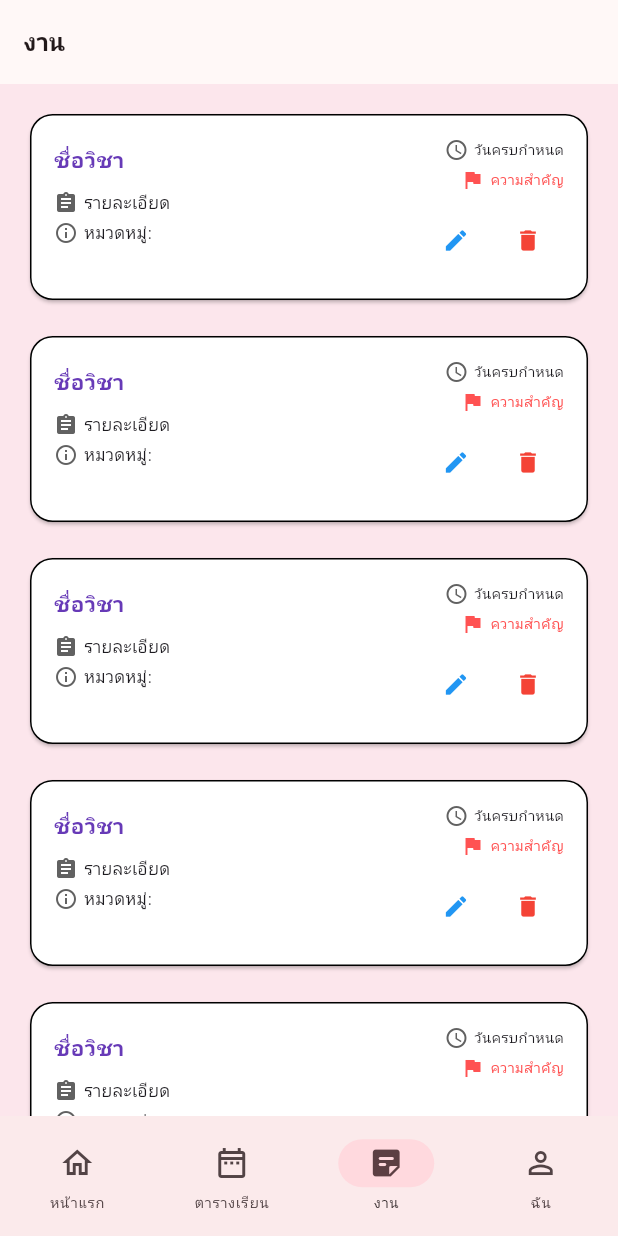
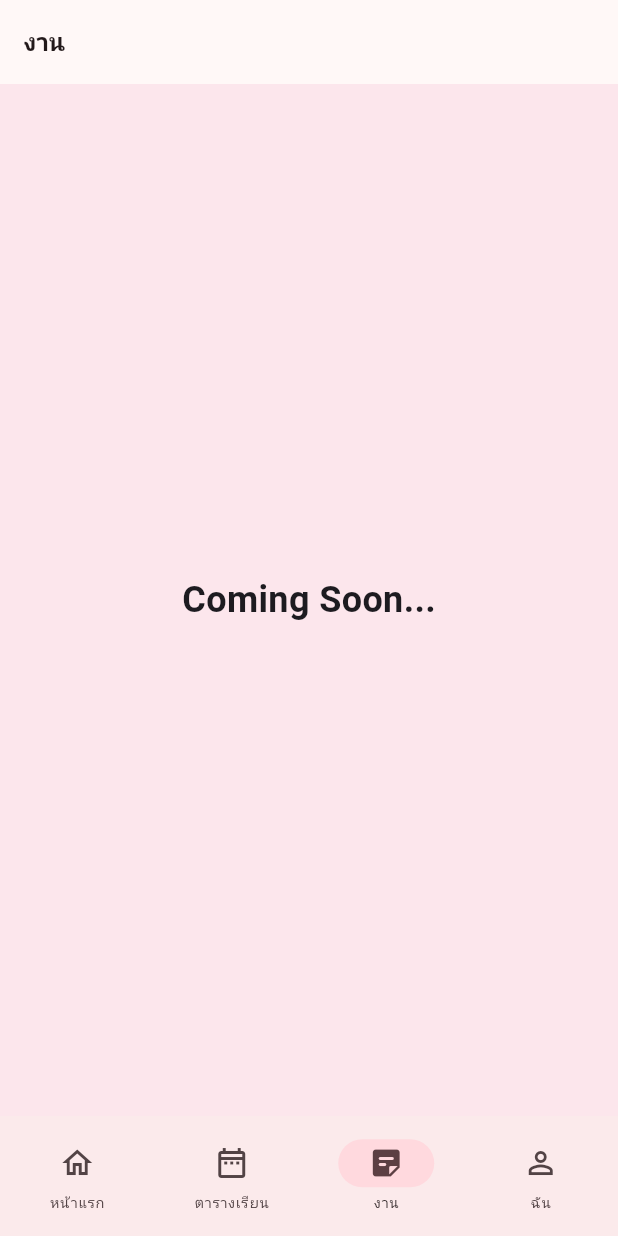
Before and after one commit to cybloxboi/School-Day, a Flutter app: the screen it shows once a user with an empty profile is signed in, item 3 of the bottom bar chosen, on a phone screen of 412 x 824 dp. Run offline on Flutter 3.47's test engine with Material 3 defaults, Android fonts, the phone set to English and light mode, and no system bars; our stand-ins replace animated_text_kit, cached_network_image, cloud_firestore, file_picker, firebase_auth, firebase_core and 12 more; missing offline and left inert: dart:js_interop; accounts and stored records are empty; project files that could hold a hidden picture were left out.

Commit message:
Refactor HomePage and TodoPage; improve loading state handling and UI structure; add notification settings in TimetableDocument.

```diff
--- a/lib/screens/todos/todo_page.dart
+++ b/lib/screens/todos/todo_page.dart
@@ -1,4 +1,6 @@
+import 'package:flutter/foundation.dart';
 import 'package:flutter/material.dart';
+import 'package:school_day/screens/todos/add_new_todo_page.dart';
 import 'package:school_day/styles/styles.dart';
 
 class TodoPage extends StatefulWidget {
@@ -33,7 +35,21 @@ class _TodoPageState extends State<TodoPage> {
         centerTitle: false,
       ),
       backgroundColor: backgroundColor,
-      body: ListView.builder(
+      floatingActionButton: kDebugMode
+          ? FloatingActionButton(
+              onPressed: () {
+                Navigator.push(
+                  context,
+                  MaterialPageRoute(
+                    builder: (context) => const AddNewTodoPage(),
+                  ),
+                );
+              },
+              child: const Icon(Icons.add_rounded),
+            )
+          : null,
+      body: kDebugMode
+          ? ListView.builder(
               padding: const EdgeInsets.all(8),
               itemCount: 5,
               itemBuilder: (context, index) {
@@ -152,6 +168,15 @@ class _TodoPageState extends State<TodoPage> {
                   ),
                 );
               },
+            )
+          : Center(
+              child: Text(
+                'Coming Soon...',
+                style: textTheme.bodyMedium!.copyWith(
+                  fontWeight: FontWeight.bold,
+                  fontSize: 30,
+                ),
+              ),
             ),
     );
   }
--- a/lib/services/database/timetable/timetable_document.dart
+++ b/lib/services/database/timetable/timetable_document.dart
@@ -76,9 +76,9 @@ class TimetableDocument {
         'username': username,
         'createdAt': Timestamp.now(),
         'currentTimetableID': timetableID,
-        'todoList': [],
         'todaySlots': [],
         'hasTodayNotification': false,
+        'isNotifyTimetable': true,
         'nextNotificationMinutes': null,
       });
 
--- a/lib/services/database/todo/todo_document.dart
+++ b/lib/services/database/todo/todo_document.dart
@@ -2,6 +2,7 @@ import 'package:cloud_firestore/cloud_firestore.dart';
 import 'package:school_day/data/todo.dart';
 import 'package:school_day/services/database/user/user_document.dart';
 
+// TODO: รื้อทำระบบ TodoDocument ใหม่
 class TodoDocument extends UserDocument {
   TodoDocument(super.email);
 
```
Also changed, not shown: lib/screens/home/home_page.dart (+44 -6 lines). Lines whose indentation alone changed are shown as unchanged.
